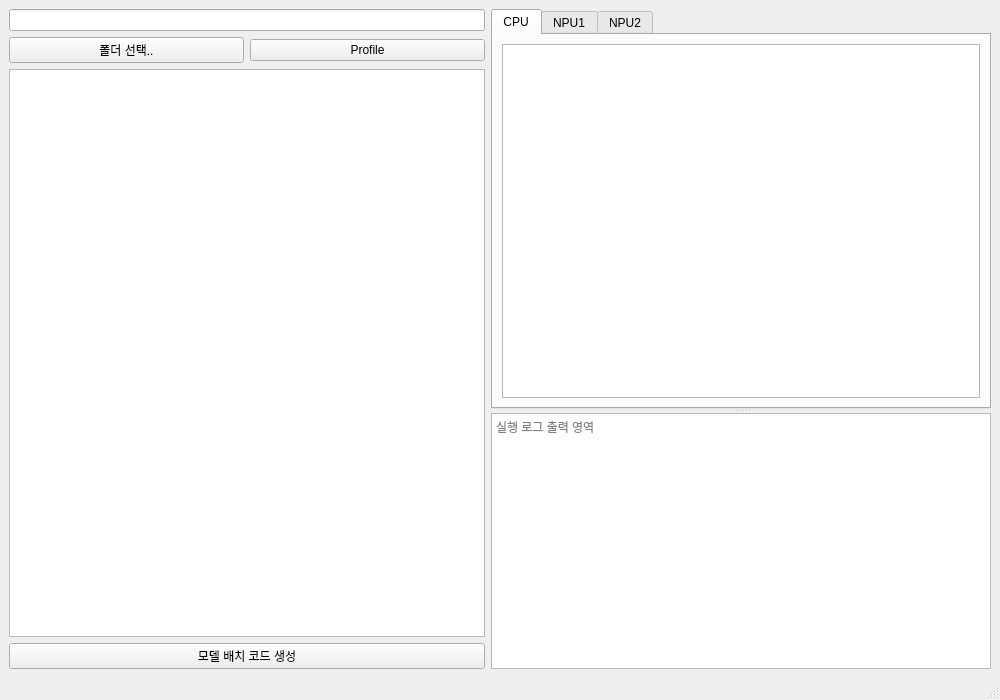
First picture: the form in onnx_profiler_display_modify.ui, repository misunyu/multimodel-scheduling, before the edit.
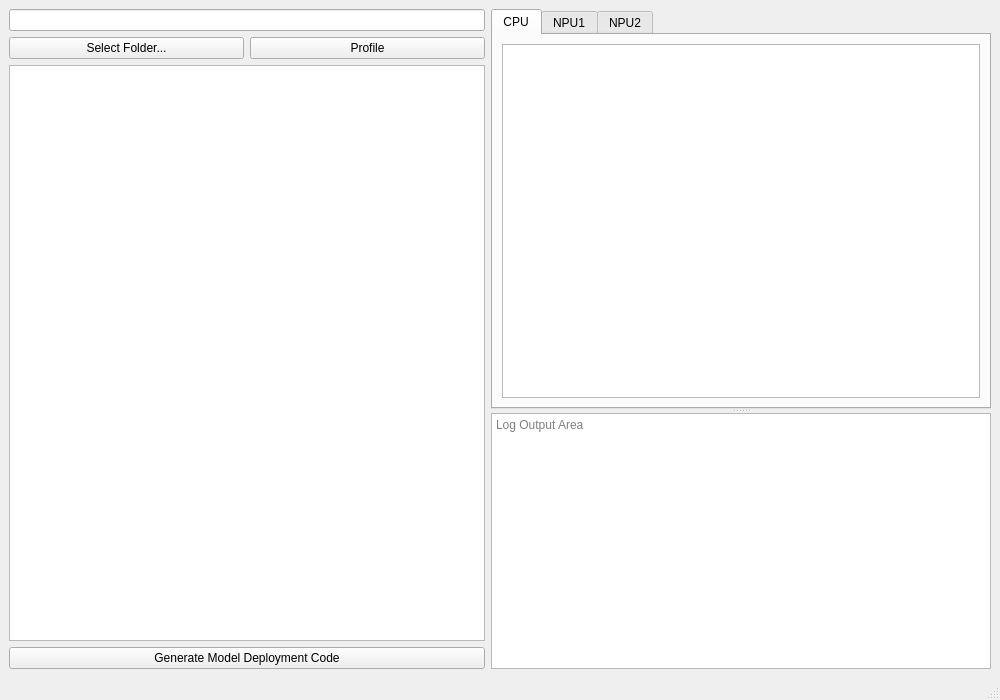
Second picture: the form after the edit.

Commit message: Remove `model_profile.py`, add bash scripts for `multimodel_main.py` and `model_profiler_main.py`, and update `.ui` file and GUI logic for enhanced profiling with NPU support

```diff
--- a/onnx_profiler_display_modify.ui
+++ b/onnx_profiler_display_modify.ui
@@ -22,7 +22,7 @@
        <layout class="QHBoxLayout" name="button_layout">
         <item>
          <widget class="QPushButton" name="browse_button">
-          <property name="text"><string>폴더 선택..</string></property>
+          <property name="text"><string>Select Folder...</string></property>
          </widget>
         </item>
         <item>
@@ -41,7 +41,7 @@
       </item>
       <item>
        <widget class="QPushButton" name="generate_button">
-        <property name="text"><string>모델 배치 코드 생성</string></property>
+        <property name="text"><string>Generate Model Deployment Code</string></property>
        </widget>
       </item>
      </layout>
@@ -91,7 +91,7 @@
       <!-- Log output -->
       <widget class="QPlainTextEdit" name="log_output">
        <property name="readOnly"><bool>true</bool></property>
-       <property name="placeholderText"><string>실행 로그 출력 영역</string></property>
+       <property name="placeholderText"><string>Log Output Area</string></property>
       </widget>
      </widget>
     </item>
```
Left out of the diff: 10 changed lines with no effect on the pictures. The commit also changes 4 other files.
